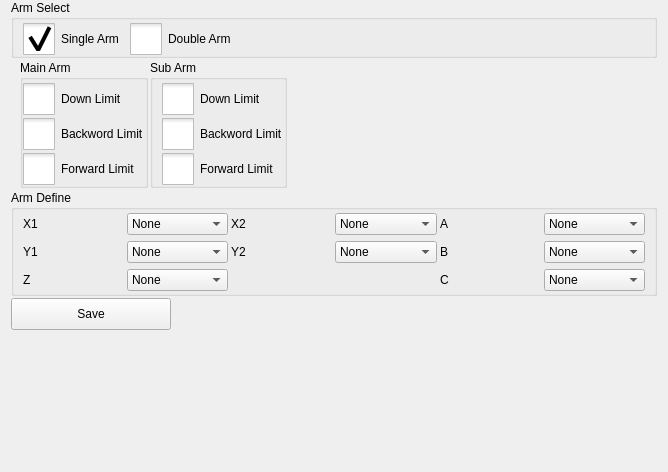
The window that hcsettings/icstructdefineframe.ui (GaussCheng/2-5AxisPunch) describes before a commit, drawn with Qt 5.
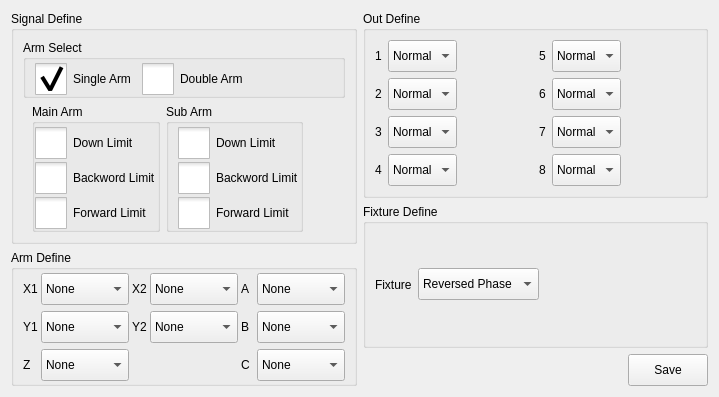
The same window after the commit. Icons and pictures are not drawn.

Patch:
```diff
--- a/hcsettings/icstructdefineframe.ui
+++ b/hcsettings/icstructdefineframe.ui
@@ -6,23 +6,22 @@
    <rect>
     <x>0</x>
     <y>0</y>
-    <width>668</width>
-    <height>472</height>
+    <width>719</width>
+    <height>377</height>
    </rect>
   </property>
   <property name="windowTitle">
    <string>Form</string>
   </property>
+  <layout class="QHBoxLayout" name="horizontalLayout_5">
+   <item>
+    <layout class="QVBoxLayout" name="verticalLayout_4">
+     <item>
+      <widget class="QGroupBox" name="signalDefineBox">
+       <property name="title">
+        <string>Signal Define</string>
+       </property>
   <layout class="QVBoxLayout" name="verticalLayout_3">
-   <property name="spacing">
-    <number>2</number>
-   </property>
-   <property name="topMargin">
-    <number>0</number>
-   </property>
-   <property name="bottomMargin">
-    <number>0</number>
-   </property>
    <item>
     <widget class="QGroupBox" name="groupBox">
      <property name="title">
@@ -359,6 +358,9 @@
      </item>
     </layout>
    </item>
+       </layout>
+      </widget>
+     </item>
    <item>
     <widget class="QGroupBox" name="armDefineBox">
      <property name="title">
@@ -376,6 +378,12 @@
       </property>
       <item row="0" column="1">
        <widget class="QComboBox" name="x1Box">
+          <property name="minimumSize">
+           <size>
+            <width>0</width>
+            <height>32</height>
+           </size>
+          </property>
         <item>
          <property name="text">
           <string>None</string>
@@ -423,6 +431,12 @@
       </item>
       <item row="1" column="1">
        <widget class="QComboBox" name="y1Box">
+          <property name="minimumSize">
+           <size>
+            <width>0</width>
+            <height>32</height>
+           </size>
+          </property>
         <item>
          <property name="text">
           <string>None</string>
@@ -442,6 +456,12 @@
       </item>
       <item row="2" column="5">
        <widget class="QComboBox" name="cBox">
+          <property name="minimumSize">
+           <size>
+            <width>0</width>
+            <height>32</height>
+           </size>
+          </property>
         <item>
          <property name="text">
           <string>None</string>
@@ -461,6 +481,12 @@
       </item>
       <item row="0" column="5">
        <widget class="QComboBox" name="aBox">
+          <property name="minimumSize">
+           <size>
+            <width>0</width>
+            <height>32</height>
+           </size>
+          </property>
         <item>
          <property name="text">
           <string>None</string>
@@ -487,6 +513,12 @@
       </item>
       <item row="2" column="1">
        <widget class="QComboBox" name="zBox">
+          <property name="minimumSize">
+           <size>
+            <width>0</width>
+            <height>32</height>
+           </size>
+          </property>
         <item>
          <property name="text">
           <string>None</string>
@@ -513,6 +545,12 @@
       </item>
       <item row="1" column="5">
        <widget class="QComboBox" name="bBox">
+          <property name="minimumSize">
+           <size>
+            <width>0</width>
+            <height>32</height>
+           </size>
+          </property>
         <item>
          <property name="text">
           <string>None</string>
@@ -539,6 +577,12 @@
       </item>
       <item row="0" column="3">
        <widget class="QComboBox" name="x2Box">
+          <property name="minimumSize">
+           <size>
+            <width>0</width>
+            <height>32</height>
+           </size>
+          </property>
         <item>
          <property name="text">
           <string>None</string>
@@ -565,6 +609,12 @@
       </item>
       <item row="1" column="3">
        <widget class="QComboBox" name="y2Box">
+          <property name="minimumSize">
+           <size>
+            <width>0</width>
+            <height>32</height>
+           </size>
+          </property>
         <item>
          <property name="text">
           <string>None</string>
@@ -584,6 +634,325 @@
       </item>
      </layout>
     </widget>
+     </item>
+    </layout>
+   </item>
+   <item>
+    <layout class="QVBoxLayout" name="verticalLayout_5">
+     <item>
+      <widget class="QGroupBox" name="outDefineBox">
+       <property name="title">
+        <string>Out Define</string>
+       </property>
+       <layout class="QGridLayout" name="gridLayout_2">
+        <item row="0" column="0">
+         <widget class="QLabel" name="label">
+          <property name="text">
+           <string>1</string>
+          </property>
+         </widget>
+        </item>
+        <item row="0" column="1">
+         <widget class="QComboBox" name="outABox">
+          <property name="minimumSize">
+           <size>
+            <width>0</width>
+            <height>32</height>
+           </size>
+          </property>
+          <item>
+           <property name="text">
+            <string>Normal</string>
+           </property>
+          </item>
+          <item>
+           <property name="text">
+            <string>Extent</string>
+           </property>
+          </item>
+         </widget>
+        </item>
+        <item row="0" column="3">
+         <widget class="QLabel" name="label_8">
+          <property name="text">
+           <string>5</string>
+          </property>
+         </widget>
+        </item>
+        <item row="0" column="4">
+         <widget class="QComboBox" name="outEBox">
+          <property name="minimumSize">
+           <size>
+            <width>0</width>
+            <height>32</height>
+           </size>
+          </property>
+          <item>
+           <property name="text">
+            <string>Normal</string>
+           </property>
+          </item>
+          <item>
+           <property name="text">
+            <string>Extent</string>
+           </property>
+          </item>
+         </widget>
+        </item>
+        <item row="1" column="0">
+         <widget class="QLabel" name="label_2">
+          <property name="text">
+           <string>2</string>
+          </property>
+         </widget>
+        </item>
+        <item row="1" column="1">
+         <widget class="QComboBox" name="outBBox">
+          <property name="minimumSize">
+           <size>
+            <width>0</width>
+            <height>32</height>
+           </size>
+          </property>
+          <item>
+           <property name="text">
+            <string>Normal</string>
+           </property>
+          </item>
+          <item>
+           <property name="text">
+            <string>Extent</string>
+           </property>
+          </item>
+         </widget>
+        </item>
+        <item row="1" column="3">
+         <widget class="QLabel" name="label_9">
+          <property name="text">
+           <string>6</string>
+          </property>
+         </widget>
+        </item>
+        <item row="1" column="4">
+         <widget class="QComboBox" name="outFBox">
+          <property name="minimumSize">
+           <size>
+            <width>0</width>
+            <height>32</height>
+           </size>
+          </property>
+          <item>
+           <property name="text">
+            <string>Normal</string>
+           </property>
+          </item>
+          <item>
+           <property name="text">
+            <string>Extent</string>
+           </property>
+          </item>
+         </widget>
+        </item>
+        <item row="2" column="0">
+         <widget class="QLabel" name="label_3">
+          <property name="text">
+           <string>3</string>
+          </property>
+         </widget>
+        </item>
+        <item row="2" column="1">
+         <widget class="QComboBox" name="outCBox">
+          <property name="minimumSize">
+           <size>
+            <width>0</width>
+            <height>32</height>
+           </size>
+          </property>
+          <item>
+           <property name="text">
+            <string>Normal</string>
+           </property>
+          </item>
+          <item>
+           <property name="text">
+            <string>Extent</string>
+           </property>
+          </item>
+         </widget>
+        </item>
+        <item row="2" column="3">
+         <widget class="QLabel" name="label_11">
+          <property name="text">
+           <string>7</string>
+          </property>
+         </widget>
+        </item>
+        <item row="2" column="4">
+         <widget class="QComboBox" name="outGBox">
+          <property name="minimumSize">
+           <size>
+            <width>0</width>
+            <height>32</height>
+           </size>
+          </property>
+          <item>
+           <property name="text">
+            <string>Normal</string>
+           </property>
+          </item>
+          <item>
+           <property name="text">
+            <string>Extent</string>
+           </property>
+          </item>
+         </widget>
+        </item>
+        <item row="3" column="0">
+         <widget class="QLabel" name="label_4">
+          <property name="text">
+           <string>4</string>
+          </property>
+         </widget>
+        </item>
+        <item row="3" column="1">
+         <widget class="QComboBox" name="outDBox">
+          <property name="minimumSize">
+           <size>
+            <width>0</width>
+            <height>32</height>
+           </size>
+          </property>
+          <item>
+           <property name="text">
+            <string>Normal</string>
+           </property>
+          </item>
+          <item>
+           <property name="text">
+            <string>Extent</string>
+           </property>
+          </item>
+         </widget>
+        </item>
+        <item row="3" column="3">
+         <widget class="QLabel" name="label_10">
+          <property name="text">
+           <string>8</string>
+          </property>
+         </widget>
+        </item>
+        <item row="3" column="4">
+         <widget class="QComboBox" name="outHBox">
+          <property name="minimumSize">
+           <size>
+            <width>0</width>
+            <height>32</height>
+           </size>
+          </property>
+          <item>
+           <property name="text">
+            <string>Normal</string>
+           </property>
+          </item>
+          <item>
+           <property name="text">
+            <string>Extent</string>
+           </property>
+          </item>
+         </widget>
+        </item>
+        <item row="0" column="2">
+         <spacer name="horizontalSpacer_3">
+          <property name="orientation">
+           <enum>Qt::Horizontal</enum>
+          </property>
+          <property name="sizeHint" stdset="0">
+           <size>
+            <width>40</width>
+            <height>20</height>
+           </size>
+          </property>
+         </spacer>
+        </item>
+        <item row="0" column="5">
+         <spacer name="horizontalSpacer_4">
+          <property name="orientation">
+           <enum>Qt::Horizontal</enum>
+          </property>
+          <property name="sizeHint" stdset="0">
+           <size>
+            <width>40</width>
+            <height>20</height>
+           </size>
+          </property>
+         </spacer>
+        </item>
+       </layout>
+      </widget>
+     </item>
+     <item>
+      <widget class="QGroupBox" name="fixtureDefineBox">
+       <property name="title">
+        <string>Fixture Define</string>
+       </property>
+       <layout class="QHBoxLayout" name="horizontalLayout_3">
+        <item>
+         <widget class="QLabel" name="label_17">
+          <property name="text">
+           <string>Fixture</string>
+          </property>
+         </widget>
+        </item>
+        <item>
+         <widget class="QComboBox" name="fixtureSelectBox">
+          <property name="minimumSize">
+           <size>
+            <width>90</width>
+            <height>32</height>
+           </size>
+          </property>
+          <item>
+           <property name="text">
+            <string>Reversed Phase</string>
+           </property>
+          </item>
+          <item>
+           <property name="text">
+            <string>Positive Phase</string>
+           </property>
+          </item>
+         </widget>
+        </item>
+        <item>
+         <spacer name="horizontalSpacer_6">
+          <property name="orientation">
+           <enum>Qt::Horizontal</enum>
+          </property>
+          <property name="sizeHint" stdset="0">
+           <size>
+            <width>40</width>
+            <height>20</height>
+           </size>
+          </property>
+         </spacer>
+        </item>
+       </layout>
+      </widget>
+     </item>
+     <item>
+      <layout class="QHBoxLayout" name="horizontalLayout_4">
+       <item>
+        <spacer name="horizontalSpacer_5">
+         <property name="orientation">
+          <enum>Qt::Horizontal</enum>
+         </property>
+         <property name="sizeHint" stdset="0">
+          <size>
+           <width>40</width>
+           <height>20</height>
+          </size>
+         </property>
+        </spacer>
    </item>
    <item>
     <widget class="QPushButton" name="saveButton">
@@ -604,18 +973,9 @@
      </property>
     </widget>
    </item>
-   <item>
-    <spacer name="verticalSpacer">
-     <property name="orientation">
-      <enum>Qt::Vertical</enum>
-     </property>
-     <property name="sizeHint" stdset="0">
-      <size>
-       <width>20</width>
-       <height>40</height>
-      </size>
-     </property>
-    </spacer>
+      </layout>
+     </item>
+    </layout>
    </item>
   </layout>
  </widget>
```
Lines whose indentation alone changed are shown as unchanged.
